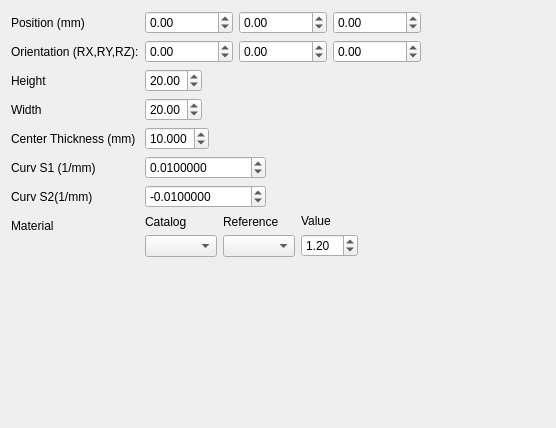
First picture: the form in freecad/pyoptools/GUI/CylindricalLens.ui, repository cihologramas/freecad-pyoptools, before the edit.
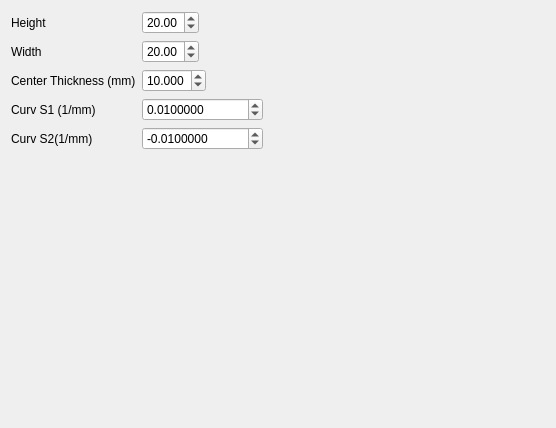
Second picture: the form after the edit.

Commit message:
All the dialogs to insert objects use now placementWidget and materialWidget
Code was added to be able to reuse custom widgets in the components dialogs. It mus be working now.

```diff
--- a/freecad/pyoptools/GUI/CylindricalLens.ui
+++ b/freecad/pyoptools/GUI/CylindricalLens.ui
@@ -22,28 +22,42 @@
      <property name="fieldGrowthPolicy">
       <enum>QFormLayout::ExpandingFieldsGrow</enum>
      </property>
-     <item row="2" column="0">
+     <item row="0" column="0">
       <widget class="QLabel" name="label_2">
        <property name="text">
         <string>Height</string>
        </property>
       </widget>
      </item>
-     <item row="2" column="1">
+     <item row="0" column="1">
       <widget class="QDoubleSpinBox" name="H">
        <property name="value">
         <double>20.000000000000000</double>
        </property>
       </widget>
      </item>
-     <item row="4" column="0">
+     <item row="1" column="0">
+      <widget class="QLabel" name="label_11">
+       <property name="text">
+        <string>Width</string>
+       </property>
+      </widget>
+     </item>
+     <item row="1" column="1">
+      <widget class="QDoubleSpinBox" name="W">
+       <property name="value">
+        <double>20.000000000000000</double>
+       </property>
+      </widget>
+     </item>
+     <item row="2" column="0">
       <widget class="QLabel" name="label">
        <property name="text">
         <string>Center Thickness (mm)</string>
        </property>
       </widget>
      </item>
-     <item row="4" column="1">
+     <item row="2" column="1">
       <widget class="QDoubleSpinBox" name="CT">
        <property name="decimals">
         <number>3</number>
@@ -53,14 +67,14 @@
        </property>
       </widget>
      </item>
-     <item row="5" column="0">
+     <item row="3" column="0">
       <widget class="QLabel" name="label_3">
        <property name="text">
         <string>Curv S1 (1/mm)</string>
        </property>
       </widget>
      </item>
-     <item row="5" column="1">
+     <item row="3" column="1">
       <widget class="QDoubleSpinBox" name="CS1">
        <property name="decimals">
         <number>7</number>
@@ -76,14 +90,14 @@
        </property>
       </widget>
      </item>
-     <item row="6" column="0">
+     <item row="4" column="0">
       <widget class="QLabel" name="label_4">
        <property name="text">
         <string>Curv S2(1/mm)</string>
        </property>
       </widget>
      </item>
-     <item row="6" column="1">
+     <item row="4" column="1">
       <widget class="QDoubleSpinBox" name="CS2">
        <property name="decimals">
         <number>7</number>
@@ -99,168 +113,6 @@
        </property>
       </widget>
      </item>
-     <item row="7" column="1">
-      <layout class="QHBoxLayout" name="horizontalLayout_2">
-       <item>
-        <layout class="QVBoxLayout" name="verticalLayout_4">
-         <item>
-          <widget class="QLabel" name="label_8">
-           <property name="text">
-            <string>Catalog</string>
-           </property>
-          </widget>
-         </item>
-         <item>
-          <widget class="QComboBox" name="Catalog"/>
-         </item>
-        </layout>
-       </item>
-       <item>
-        <layout class="QVBoxLayout" name="verticalLayout_5">
-         <item>
-          <widget class="QLabel" name="label_9">
-           <property name="text">
-            <string>Reference</string>
-           </property>
-          </widget>
-         </item>
-         <item>
-          <widget class="QComboBox" name="Reference"/>
-         </item>
-        </layout>
-       </item>
-       <item>
-        <layout class="QVBoxLayout" name="verticalLayout_2">
-         <item>
-          <widget class="QLabel" name="label_6">
-           <property name="text">
-            <string>Value</string>
-           </property>
-          </widget>
-         </item>
-         <item>
-          <widget class="QDoubleSpinBox" name="Value">
-           <property name="minimum">
-            <double>1.000000000000000</double>
-           </property>
-           <property name="singleStep">
-            <double>0.100000000000000</double>
-           </property>
-           <property name="value">
-            <double>1.200000000000000</double>
-           </property>
-          </widget>
-         </item>
-        </layout>
-       </item>
-      </layout>
-     </item>
-     <item row="1" column="0">
-      <widget class="QLabel" name="label_7">
-       <property name="text">
-        <string>Orientation (RX,RY,RZ):</string>
-       </property>
-      </widget>
-     </item>
-     <item row="0" column="0">
-      <widget class="QLabel" name="label_10">
-       <property name="text">
-        <string>Position (mm)</string>
-       </property>
-      </widget>
-     </item>
-     <item row="0" column="1">
-      <layout class="QHBoxLayout" name="horizontalLayout_3">
-       <item>
-        <widget class="QDoubleSpinBox" name="Xpos">
-         <property name="minimum">
-          <double>-1000000.000000000000000</double>
-         </property>
-         <property name="maximum">
-          <double>1000000.000000000000000</double>
-         </property>
-        </widget>
-       </item>
-       <item>
-        <widget class="QDoubleSpinBox" name="Ypos">
-         <property name="minimum">
-          <double>-1000000.000000000000000</double>
-         </property>
-         <property name="maximum">
-          <double>1000000.000000000000000</double>
-         </property>
-        </widget>
-       </item>
-       <item>
-        <widget class="QDoubleSpinBox" name="Zpos">
-         <property name="minimum">
-          <double>-1000000.000000000000000</double>
-         </property>
-         <property name="maximum">
-          <double>1000000.000000000000000</double>
-         </property>
-        </widget>
-       </item>
-      </layout>
-     </item>
-     <item row="1" column="1">
-      <layout class="QHBoxLayout" name="horizontalLayout">
-       <item>
-        <widget class="QDoubleSpinBox" name="Xrot">
-         <property name="minimum">
-          <double>-1000000.000000000000000</double>
-         </property>
-         <property name="maximum">
-          <double>1000000.000000000000000</double>
-         </property>
-        </widget>
-       </item>
-       <item>
-        <widget class="QDoubleSpinBox" name="Yrot">
-         <property name="minimum">
-          <double>-1000000.000000000000000</double>
-         </property>
-         <property name="maximum">
-          <double>1000000.000000000000000</double>
-         </property>
-         <property name="value">
-          <double>0.000000000000000</double>
-         </property>
-        </widget>
-       </item>
-       <item>
-        <widget class="QDoubleSpinBox" name="Zrot">
-         <property name="minimum">
-          <double>-1000000.000000000000000</double>
-         </property>
-         <property name="maximum">
-          <double>1000000.000000000000000</double>
-         </property>
-        </widget>
-       </item>
-      </layout>
-     </item>
-     <item row="7" column="0">
-      <widget class="QLabel" name="label_5">
-       <property name="text">
-        <string>Material</string>
-       </property>
-      </widget>
-     </item>
-     <item row="3" column="0">
-      <widget class="QLabel" name="label_11">
-       <property name="text">
-        <string>Width</string>
-       </property>
-      </widget>
-     </item>
-     <item row="3" column="1">
-      <widget class="QDoubleSpinBox" name="W">
-       <property name="value">
-        <double>20.000000000000000</double>
-       </property>
-      </widget>
-     </item>
     </layout>
    </item>
   </layout>
```
Left out of the diff: 2 changed lines with no effect on the pictures. The commit also changes 26 other files.
